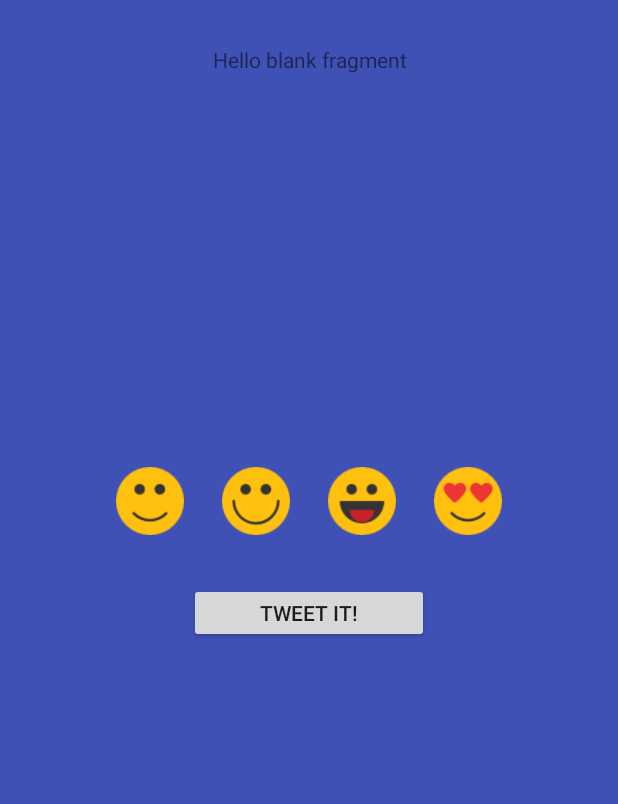
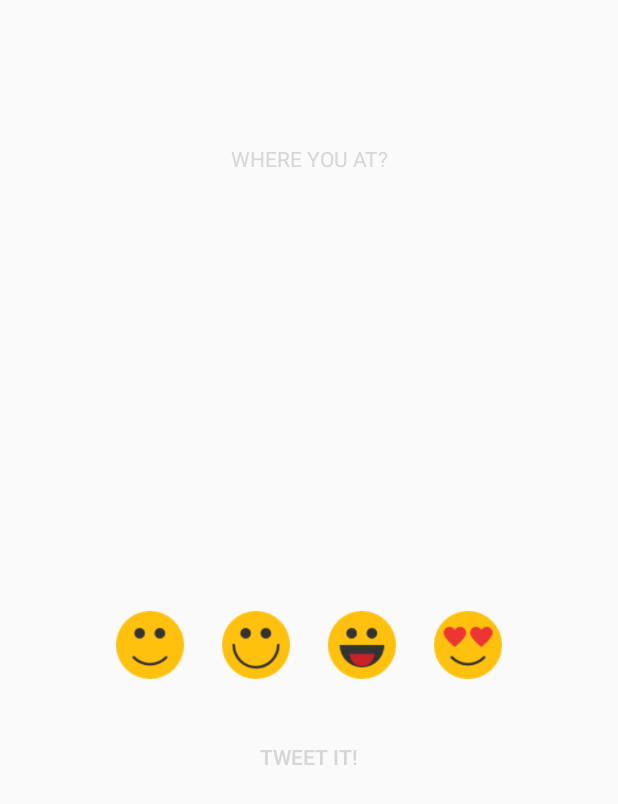
Before and after one commit to Shvedi/FunFun, an Android app: the layout fragment_places.xml on its own in the app's theme, with its tools: preview values and no code run, on a phone screen of 412 x 824 dp. Shown: the top 804 px of the screen. Run offline under Robolectric (Android 15) with nearby library versions, the phone set to English and light mode, and no system bars.

Commit message:
New Layout for placesfragment, minor bugfixes

```diff
--- a/I_Had_Fun/app/src/main/java/com/androidkurs/micke/i_had_fun/GetPlacesAsync.java
+++ b/I_Had_Fun/app/src/main/java/com/androidkurs/micke/i_had_fun/GetPlacesAsync.java
@@ -32,9 +32,10 @@ public class GetPlacesAsync  {
 
 
     public void fetchPlaces(){
+        Log.d("GETPLACES ASYNC","fetchplaces");
         @SuppressWarnings("MissingPermission")
         Task<PlaceLikelihoodBufferResponse> result = placeDetectionClient
-                .getCurrentPlace(new PlaceFilter());
+                .getCurrentPlace(null);
         result.addOnCompleteListener(new OnCompleteListener<PlaceLikelihoodBufferResponse>() {
             @Override
             public void onComplete(@NonNull Task<PlaceLikelihoodBufferResponse> task) {
--- a/I_Had_Fun/app/src/main/java/com/androidkurs/micke/i_had_fun/PlacesAdapter.java
+++ b/I_Had_Fun/app/src/main/java/com/androidkurs/micke/i_had_fun/PlacesAdapter.java
@@ -41,7 +41,7 @@ public class PlacesAdapter extends RecyclerView.Adapter<PlacesAdapter.MyViewHold
     public static class MyViewHolder extends RecyclerView.ViewHolder {
         private TextView name;
         private ImageView imView;
-        private CardView cardView;
+        private FrameLayout cardView;
         private FrameLayout cardFrame;
 
 
@@ -51,7 +51,7 @@ public class PlacesAdapter extends RecyclerView.Adapter<PlacesAdapter.MyViewHold
             super(v);
             imView = (ImageView)v.findViewById(R.id.imView);
             name = (TextView)v.findViewById(R.id.placeName);
-            cardView = (CardView)v.findViewById(R.id.placeCard);
+            cardView = (FrameLayout)v.findViewById(R.id.placeCard);
 
 
         }
@@ -70,6 +70,7 @@ public class PlacesAdapter extends RecyclerView.Adapter<PlacesAdapter.MyViewHold
 
     @Override
     public void onBindViewHolder(MyViewHolder holder, final int position) {
+        holder.cardView.setBackgroundColor(activity.getResources().getColor(R.color.transparent,null));
         holder.cardView.setOnClickListener(new View.OnClickListener() {
             @Override
             public void onClick(View view) {
--- /dev/null
+++ b/I_Had_Fun/app/src/main/res/layout-land/fragment_places.xml
@@ -0,0 +1,164 @@
+<FrameLayout xmlns:android="http://schemas.android.com/apk/res/android"
+    xmlns:tools="http://schemas.android.com/tools"
+    android:layout_width="match_parent"
+    android:layout_height="match_parent"
+    android:layout_marginTop="40dp"
+    android:background="@android:color/transparent"
+    tools:context="com.androidkurs.micke.i_had_fun.PlacesFragment">
+
+<LinearLayout
+    android:layout_marginTop="?attr/actionBarSize"
+    android:layout_width="match_parent"
+    android:layout_height="match_parent"
+    android:orientation="horizontal"
+    android:background="@android:color/transparent">
+
+    <LinearLayout
+        android:layout_width="0dp"
+        android:layout_height="wrap_content"
+        android:layout_weight="1"
+        android:orientation="vertical"
+        android:background="@android:color/transparent">
+
+        <RelativeLayout
+            android:layout_width="match_parent"
+            android:layout_height="match_parent">
+
+            <!-- TODO: Update blank fragment layout -->
+            <android.support.v7.widget.AppCompatTextView
+                android:id="@+id/appCompatTextView"
+                android:layout_width="wrap_content"
+                android:layout_height="wrap_content"
+                android:text="@string/select_your_place"
+                android:textAlignment="center"
+                android:textColor="@color/tw__solid_white"
+                android:layout_alignParentTop="true"
+                android:layout_centerHorizontal="true" />
+
+            <android.support.v7.widget.RecyclerView
+                android:id="@+id/placesRecycler"
+                android:layout_width="300dp"
+                android:layout_height="350dp"
+                android:background="@null"
+                android:layout_margin="16dp"
+
+                android:layout_below="@+id/appCompatTextView"
+                android:layout_alignParentStart="true"
+                android:layout_marginTop="12dp">
+
+            </android.support.v7.widget.RecyclerView>
+
+        </RelativeLayout>
+
+
+
+    </LinearLayout>
+
+    <LinearLayout
+        android:layout_width="0dp"
+        android:layout_height="match_parent"
+        android:layout_weight="1"
+        android:orientation="vertical"
+        android:background="@android:color/transparent">
+
+        <RelativeLayout
+            android:layout_width="match_parent"
+            android:layout_height="match_parent">
+
+            <!-- TODO: Update blank fragment layout -->
+            <android.support.v7.widget.AppCompatTextView
+                android:id="@+id/textHowWasItw"
+                android:layout_width="wrap_content"
+                android:layout_height="wrap_content"
+                android:text="@string/how_was_it"
+                android:textAlignment="center"
+                android:textColor="@color/tw__solid_white"
+                android:layout_alignParentTop="true"
+                android:layout_centerHorizontal="true" />
+
+
+            <LinearLayout
+                android:layout_width="match_parent"
+                android:layout_height="wrap_content"
+                android:orientation="horizontal"
+                android:layout_alignParentTop="true"
+                android:layout_alignParentStart="true"
+                android:layout_marginTop="67dp"
+                android:layout_marginStart="16dp"
+                android:layout_marginEnd="16dp">
+
+                <Button
+                    android:id="@+id/happybutton"
+                    android:layout_width="45dp"
+                    android:layout_height="45dp"
+                    android:layout_alignParentTop="true"
+                    android:layout_marginEnd="25dp"
+                    android:layout_toStartOf="@+id/happierbutton"
+                    android:layout_weight="1"
+                    android:background="@drawable/happy1" />
+
+                <Button
+                    android:id="@+id/happierbutton"
+                    android:layout_width="45dp"
+                    android:layout_height="45dp"
+                    android:layout_alignParentTop="true"
+                    android:layout_marginEnd="25dp"
+                    android:layout_toStartOf="@+id/veryhappybutton"
+                    android:layout_weight="1"
+                    android:background="@drawable/happy2" />
+
+
+                <Button
+                    android:id="@+id/veryhappybutton"
+                    android:layout_width="45dp"
+                    android:layout_height="45dp"
+                    android:layout_alignParentTop="true"
+                    android:layout_marginEnd="25dp"
+                    android:layout_toStartOf="@+id/happiestbutton"
+                    android:layout_weight="1"
+                    android:background="@drawable/happy3" />
+
+                <Button
+                    android:id="@+id/happiestbutton"
+                    android:layout_width="45dp"
+                    android:layout_height="45dp"
+                    android:layout_alignParentEnd="true"
+                    android:layout_alignParentTop="true"
+                    android:layout_weight="1"
+                    android:background="@drawable/happy4" />
+
+            </LinearLayout>
+
+
+
+
+
+
+            <Button
+                android:id="@+id/postTweetBtn"
+                style="@style/Base.Widget.AppCompat.Button.Borderless"
+                android:layout_width="160dp"
+                android:layout_height="40dp"
+
+
+                android:text="Tweet it!"
+                android:textColor="@color/tw__solid_white"
+                android:layout_alignParentBottom="true"
+                android:layout_centerHorizontal="true"
+                android:layout_marginBottom="87dp" />
+
+        </RelativeLayout>
+
+
+    </LinearLayout>
+
+
+</LinearLayout>
+
+
+
+
+
+
+
+</FrameLayout>
--- a/I_Had_Fun/app/src/main/res/layout/fragment_places.xml
+++ b/I_Had_Fun/app/src/main/res/layout/fragment_places.xml
@@ -1,26 +1,28 @@
 <FrameLayout xmlns:android="http://schemas.android.com/apk/res/android"
     xmlns:tools="http://schemas.android.com/tools"
     android:layout_width="wrap_content"
-    android:layout_height="wrap_content"
-    android:background="@color/colorPrimary"
+    android:layout_height="match_parent"
+    android:layout_marginTop="40dp"
+    android:background="@android:color/transparent"
     tools:context="com.androidkurs.micke.i_had_fun.PlacesFragment">
 
 
     <RelativeLayout
+        android:layout_marginTop="?attr/actionBarSize"
         android:layout_width="wrap_content"
-        android:layout_height="wrap_content">
+        android:layout_height="wrap_content"
+        android:background="@android:color/transparent">
 
 
         <!-- TODO: Update blank fragment layout -->
-        <TextView
-            android:id="@+id/textView"
-            android:layout_width="match_parent"
-            android:layout_height="match_parent"
-            android:layout_alignParentStart="true"
-            android:layout_alignParentTop="true"
-            android:layout_marginTop="30dp"
-            android:text="@string/hello_blank_fragment"
-            android:textAlignment="center" />
+     <android.support.v7.widget.AppCompatTextView
+         android:layout_width="wrap_content"
+         android:layout_height="wrap_content"
+         android:text="@string/select_your_place"
+         android:textColor="@color/tw__solid_white"
+         android:layout_centerHorizontal="true"
+         android:textAlignment="center"
+         />
 
         <android.support.v7.widget.RecyclerView
             android:id="@+id/placesRecycler"
@@ -30,6 +32,8 @@
             android:layout_marginEnd="12dp"
             android:layout_marginStart="12dp"
             android:layout_marginTop="52dp"
+            android:background="@null"
+
 
             >
 
@@ -93,7 +97,9 @@
             android:text="Tweet it!"
             android:layout_marginTop="32dp"
             android:layout_below="@+id/relativeLayout"
-            android:layout_centerHorizontal="true" />
+            android:layout_centerHorizontal="true"
+            android:textColor="@color/tw__solid_white"
+            style="@style/Base.Widget.AppCompat.Button.Borderless"/>
 
 
     </RelativeLayout>
--- a/I_Had_Fun/app/src/main/res/values/colors.xml
+++ b/I_Had_Fun/app/src/main/res/values/colors.xml
@@ -4,4 +4,5 @@
     <color name="colorPrimaryDark">#303F9F</color>
     <color name="colorAccent">#FF4081</color>
     <color name="dark_grey">#5b5b5b</color>
+    <color name="transparent">#23000000</color>
 </resources>
--- a/I_Had_Fun/app/src/main/res/values/strings.xml
+++ b/I_Had_Fun/app/src/main/res/values/strings.xml
@@ -1,11 +1,15 @@
 <resources>
     <string name="app_name">I_Had_Fun</string>
     <string name="title_activity_main">Map</string>
+    <string name="select_your_place">WHERE YOU AT?</string>
+
+
 
     <!-- TODO: Remove or change this placeholder text -->
     <string name="hello_blank_fragment">Hello blank fragment</string>
     <string name="logout">Log Out</string>
     <string name="drawer_open">Open navigation drawer</string>
     <string name="drawer_close">Close navigation drawer</string>
+    <string name="how_was_it">How Was It?</string>
 
 </resources>
```
Also changed, not shown: I_Had_Fun/app/src/main/java/com/androidkurs/micke/i_had_fun/Controller.java (+36 -0 lines), I_Had_Fun/app/src/main/java/com/androidkurs/micke/i_had_fun/DataFragment.java (+23 -0 lines), I_Had_Fun/app/src/main/java/com/androidkurs/micke/i_had_fun/MainActivity.java (+46 -10 lines), I_Had_Fun/app/src/main/java/com/androidkurs/micke/i_had_fun/MyLocation.java (+15 -8 lines), I_Had_Fun/app/src/main/java/com/androidkurs/micke/i_had_fun/PlaceInformationSheet.java (added, +58 -0 lines), I_Had_Fun/app/src/main/java/com/androidkurs/micke/i_had_fun/PlacesFragment.java (+5 -6 lines), I_Had_Fun/app/src/main/res/layout/activity_main.xml (+2 -10 lines), I_Had_Fun/app/src/main/res/layout/fragment_place_information.xml (added, +60 -0 lines), I_Had_Fun/app/src/main/res/layout/places_cardview.xml (+11 -5 lines).
